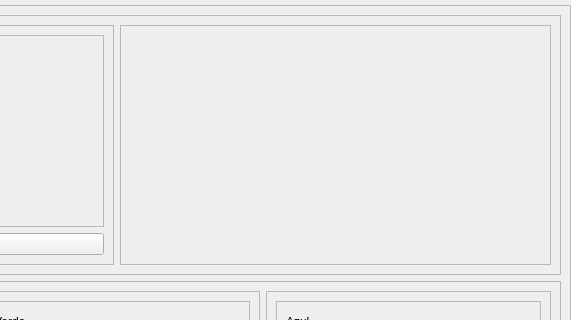
Qt form gui_main.ui (leninrkb/editor-espectros-rgb-python) before a commit; both pictures show x 337 to 908 and y 0 to 320 of the 908 by 811 pixel window.
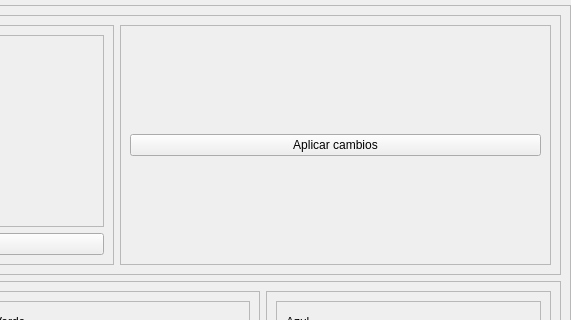
The same form after that commit.

Commit message: muestro histogramas

```diff
--- a/gui_main.ui
+++ b/gui_main.ui
@@ -98,6 +98,13 @@
              <item>
               <layout class="QVBoxLayout" name="verticalLayout_img_resultante"/>
              </item>
+             <item>
+              <widget class="QPushButton" name="pushButton_aplicar_cambios">
+               <property name="text">
+                <string>Aplicar cambios</string>
+               </property>
+              </widget>
+             </item>
             </layout>
            </widget>
           </item>
```
Left out of the diff: 30 changed lines with no effect on the pictures. The commit also changes 1 other file.
